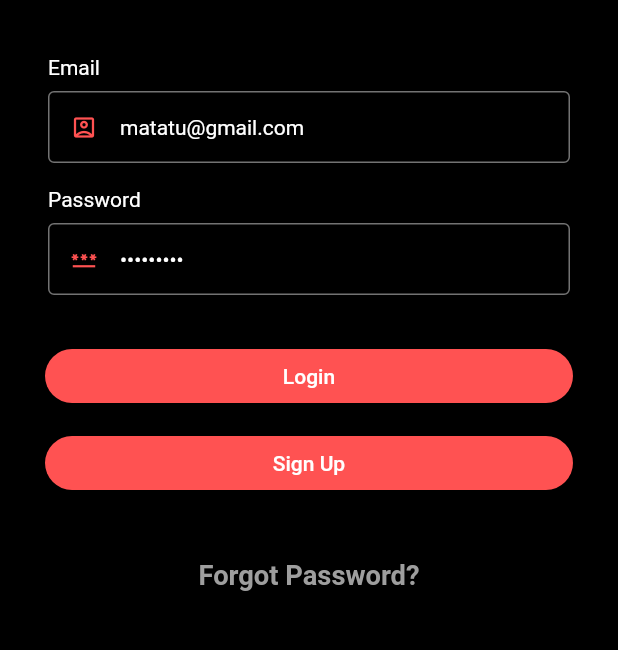
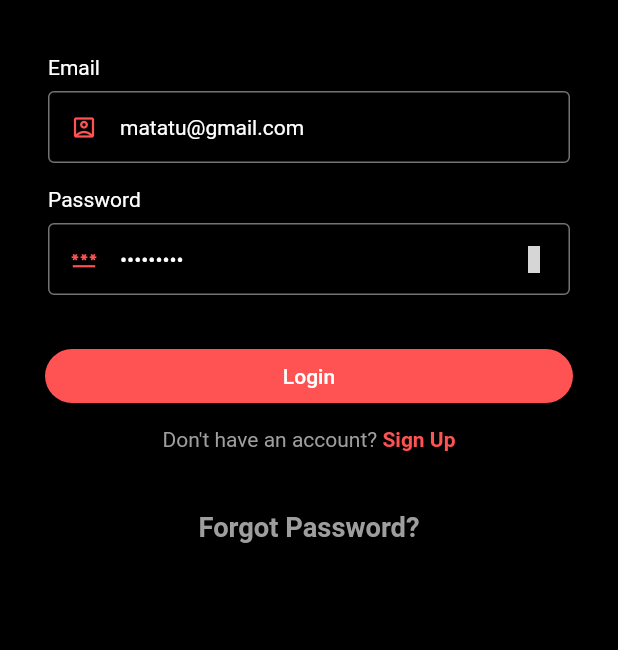
Before and after one commit to rvctech/mobileFlutter, a Flutter app: the screen it shows after launch, on a phone screen of 412 x 824 dp, the part 386-1036 px from its top. Run offline on Flutter 3.47's test engine with Material 2 defaults, Android fonts, the phone set to English and light mode, and no system bars; our stand-ins replace card_swiper, fluttertoast, get, material_design_icons_flutter, shared_preferences; accounts and stored records are empty; grey boxes are pictures that could not be loaded.

Commit message:
Sign up form

```diff
--- a/lib/controllers/auth_controller.dart
+++ b/lib/controllers/auth_controller.dart
@@ -1,4 +1,5 @@
 import 'package:flutter/material.dart';
+import 'package:get/get.dart';
 import 'package:tunyce/controllers/base_controller.dart';
 import 'package:tunyce/models/login_model.dart';
 import 'package:tunyce/repositories/auth_repository.dart';
@@ -8,6 +9,20 @@ class AuthController extends BaseController {
   GlobalKey<FormState> loginFormKey = GlobalKey<FormState>();
   TextEditingController emailController = TextEditingController();
   TextEditingController passwordController = TextEditingController();
+
+  var isPassObscure = true.obs;
+
+  // Sign up
+  GlobalKey<FormState> signUpFormKey = GlobalKey<FormState>();
+  TextEditingController firstNameController = TextEditingController();
+  TextEditingController middleNameController = TextEditingController();
+  TextEditingController lastNameController = TextEditingController();
+  TextEditingController emailSignUpController = TextEditingController();
+  TextEditingController signUpPasswordController = TextEditingController();
+  TextEditingController confirmPasswordController = TextEditingController();
+
+  var isSignUpPassObscure = true.obs;
+  var isConfirmPassObscure = true.obs;
 
   final _authRepository = AuthRepositoy();
 
--- a/lib/core/common/constants.dart
+++ b/lib/core/common/constants.dart
@@ -1,3 +1,4 @@
 class Constants {
   static const baseURL = "https://mighty-thicket-88919.herokuapp.com/api";
+  static const appLogo = 'assets/images/logo.jpg';
 }
--- a/lib/main.dart
+++ b/lib/main.dart
@@ -19,10 +19,12 @@ class TunyceApp extends StatelessWidget {
       ),
       debugShowCheckedModeBanner: false,
       theme: ThemeData(
-          primaryColor: AppColors.primaryColor,
-          appBarTheme: const AppBarTheme(
-            backgroundColor: AppColors.primaryColor,
-          )),
+        primaryColor: AppColors.primaryColor,
+        appBarTheme: const AppBarTheme(
+          backgroundColor: AppColors.primaryColor,
+        ),
+        scaffoldBackgroundColor: Colors.black,
+      ),
     );
   }
 }
--- a/lib/screens/auth/login_screen.dart
+++ b/lib/screens/auth/login_screen.dart
@@ -1,14 +1,15 @@
-import 'dart:developer';
-
+import 'package:flutter/gestures.dart';
 import 'package:flutter/material.dart';
 import 'package:fluttertoast/fluttertoast.dart';
 import 'package:get/get.dart';
+import 'package:material_design_icons_flutter/material_design_icons_flutter.dart';
 import 'package:tunyce/controllers/auth_controller.dart';
+import 'package:tunyce/core/common/app_colors.dart';
+import 'package:tunyce/core/common/constants.dart';
 import 'package:tunyce/di/app_bindings.dart';
 import 'package:tunyce/screens/auth/forgotpassword.dart';
 import 'package:tunyce/screens/main_screen.dart';
-import 'package:tunyce/sidemenu.dart';
-import 'package:tunyce/screens/auth/signup.dart';
+import 'package:tunyce/screens/auth/signup_screen.dart';
 import 'package:tunyce/widgets/text_input.dart';
 
 class LoginBody extends GetView<AuthController> {
@@ -33,7 +34,7 @@ class LoginBody extends GetView<AuthController> {
                         border: Border.all(
                             color: Colors.transparent), // Remove border
                       ),
-                      child: Image.asset('assets/images/logo.jpg',
+                      child: Image.asset(Constants.appLogo,
                           width: 270, height: 240),
                     ),
                   ),
@@ -53,13 +54,28 @@ class LoginBody extends GetView<AuthController> {
                   const SizedBox(height: 16),
                   Padding(
                     padding: const EdgeInsets.symmetric(horizontal: 32.0),
-                    child: TextInputWidget(
-                      controller: controller.passwordController,
-                      obscureText: true,
-                      prefixIcon: const Icon(Icons.password_outlined,
-                          color: Colors.redAccent),
-                      hintText: 'Password',
-                      labelText: 'Password',
+                    child: Obx(
+                      () => TextInputWidget(
+                        controller: controller.passwordController,
+                        obscureText: controller.isPassObscure.value,
+                        prefixIcon: const Icon(
+                          Icons.password_outlined,
+                          color: Colors.redAccent,
+                        ),
+                        suffixIcon: InkWell(
+                          onTap: () {
+                            controller.isSignUpPassObscure.toggle();
+                          },
+                          child: Icon(
+                            (controller.isPassObscure.value)
+                                ? MdiIcons.eyeOutline
+                                : MdiIcons.eyeOffOutline,
+                            color: AppColors.primaryColor,
+                          ),
+                        ),
+                        hintText: 'Password',
+                        labelText: 'Password',
+                      ),
                     ),
                   ),
                   const SizedBox(height: 30),
@@ -106,25 +122,27 @@ class LoginBody extends GetView<AuthController> {
                     ),
                   ),
                   const SizedBox(height: 10),
-                  Container(
-                    width: double.infinity,
-                    padding: const EdgeInsets.symmetric(horizontal: 30),
-                    child: ElevatedButton(
-                      onPressed: () {
-                        // Navigate to the SignUpScreen when "Sign Up" is pressed
-                        Navigator.push(
-                          context,
-                          MaterialPageRoute(
-                              builder: (context) => SignUpScreen()),
-                        );
-                      },
-                      style: ElevatedButton.styleFrom(
-                          foregroundColor: Colors.white,
-                          backgroundColor: Colors.redAccent,
-                          shape: RoundedRectangleBorder(
-                            borderRadius: BorderRadius.circular(20),
-                          )),
-                      child: const Text('Sign Up'),
+                  RichText(
+                    text: TextSpan(
+                      text: 'Don\'t have an account? ',
+                      style: const TextStyle(color: Colors.grey),
+                      recognizer: TapGestureRecognizer()
+                        ..onTap = () {
+                          Get.to(() => const SignUpScreen());
+                        },
+                      children: <TextSpan>[
+                        TextSpan(
+                          text: 'Sign Up',
+                          recognizer: TapGestureRecognizer()
+                            ..onTap = () {
+                              Get.to(() => const SignUpScreen());
+                            },
+                          style: const TextStyle(
+                            color: AppColors.primaryColor,
+                            fontWeight: FontWeight.bold,
+                          ),
+                        ),
+                      ],
                     ),
                   ),
                   const SizedBox(height: 40),
--- a/pubspec.yaml
+++ b/pubspec.yaml
@@ -42,6 +42,7 @@ dependencies:
   get: ^4.6.5
   shared_preferences: ^2.2.1
   shimmer: ^3.0.0
+  material_design_icons_flutter: ^7.0.7296
 
 dev_dependencies:
   flutter_test:
```
Also changed, not shown: lib/screens/auth/signup.dart (deleted, +0 -164 lines), lib/screens/auth/signup_screen.dart (added, +133 -0 lines), pubspec.lock.
